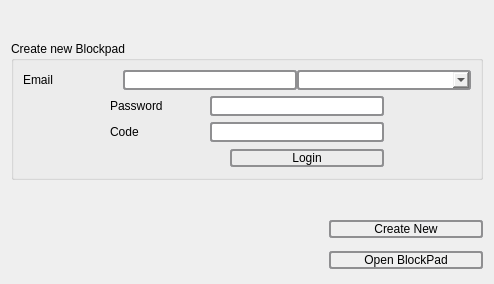
First picture: the form in register.ui, repository Bloc10FinTech/blockpad, before the edit.
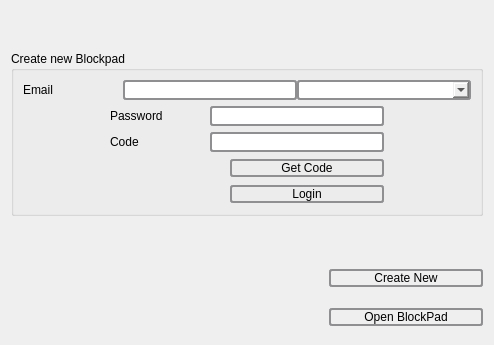
Second picture: the form after the edit.

Commit message: button GetCode + change Hello label in register widget

Diff of the .ui file:
```diff
--- a/register.ui
+++ b/register.ui
@@ -7,7 +7,7 @@
     <x>0</x>
     <y>0</y>
     <width>486</width>
-    <height>284</height>
+    <height>345</height>
    </rect>
   </property>
   <property name="sizePolicy">
@@ -56,12 +56,6 @@
 }</string>
   </property>
   <layout class="QVBoxLayout" name="verticalLayout_2">
-   <property name="spacing">
-    <number>6</number>
-   </property>
-   <property name="topMargin">
-    <number>10</number>
-   </property>
    <item>
     <widget class="QLabel" name="labelHello">
      <property name="font">
@@ -311,6 +305,73 @@
         </layout>
        </widget>
       </item>
+      <item>
+       <widget class="QWidget" name="widgetGetCode" native="true">
+        <layout class="QHBoxLayout" name="horizontalLayout_7">
+         <property name="spacing">
+          <number>0</number>
+         </property>
+         <property name="leftMargin">
+          <number>0</number>
+         </property>
+         <property name="topMargin">
+          <number>0</number>
+         </property>
+         <property name="rightMargin">
+          <number>0</number>
+         </property>
+         <property name="bottomMargin">
+          <number>0</number>
+         </property>
+         <item>
+          <spacer name="horizontalSpacer_11">
+           <property name="orientation">
+            <enum>Qt::Horizontal</enum>
+           </property>
+           <property name="sizeHint" stdset="0">
+            <size>
+             <width>40</width>
+             <height>20</height>
+            </size>
+           </property>
+          </spacer>
+         </item>
+         <item>
+          <widget class="QLabel" name="labelFalshGetCode">
+           <property name="minimumSize">
+            <size>
+             <width>120</width>
+             <height>0</height>
+            </size>
+           </property>
+           <property name="text">
+            <string/>
+           </property>
+          </widget>
+         </item>
+         <item>
+          <widget class="QPushButton" name="pushButtonGetCode">
+           <property name="text">
+            <string>Get Code</string>
+           </property>
+          </widget>
+         </item>
+         <item>
+          <spacer name="horizontalSpacer_12">
+           <property name="orientation">
+            <enum>Qt::Horizontal</enum>
+           </property>
+           <property name="sizeHint" stdset="0">
+            <size>
+             <width>40</width>
+             <height>20</height>
+            </size>
+           </property>
+          </spacer>
+         </item>
+        </layout>
+       </widget>
+      </item>
       <item>
        <widget class="QWidget" name="widgetLogin" native="true">
         <layout class="QHBoxLayout" name="horizontalLayout_5">
```
The commit also changes 3 other files.
